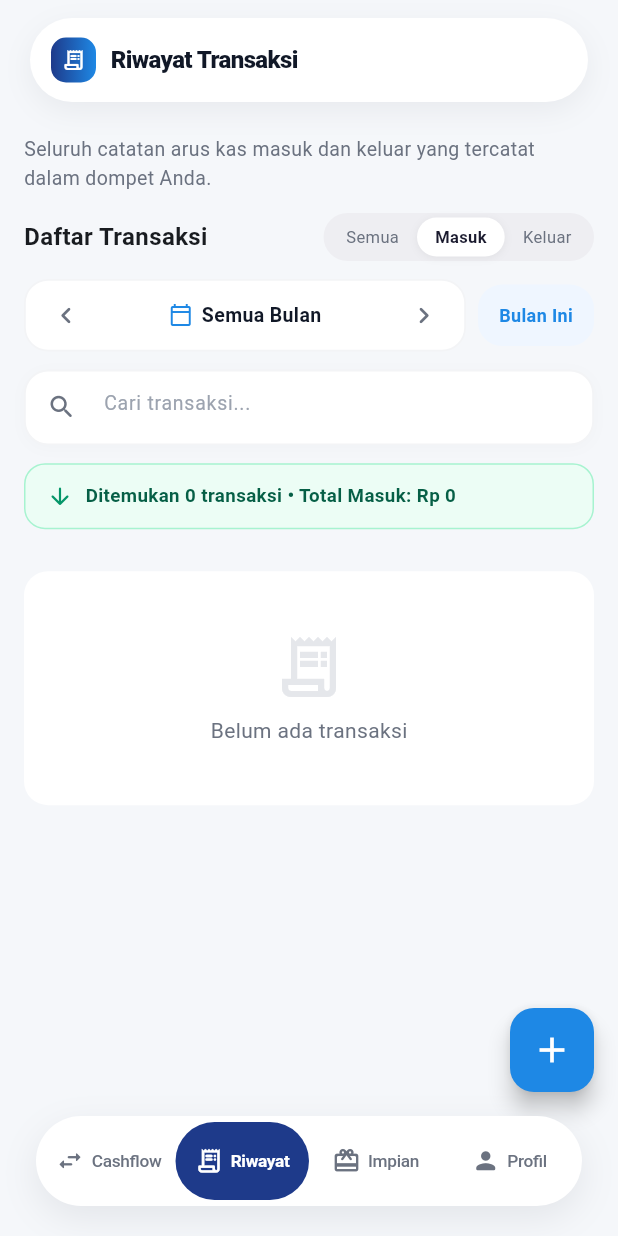
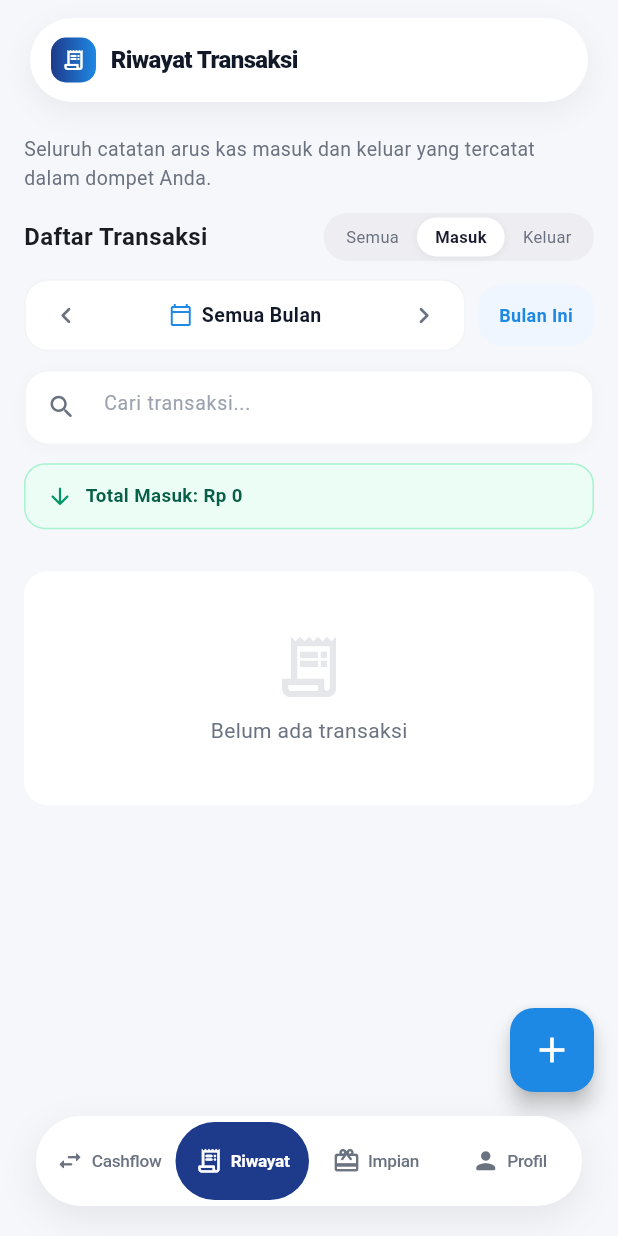
Before and after one commit to ardhikaxx/mysaku-app, a Flutter app: the HistoryScreen screen opened by its route, after a tap on "Masuk", on a phone screen of 412 x 824 dp. Run offline on Flutter 3.47's test engine with Material 3 defaults, Android fonts, the phone set to English and light mode, and no system bars; our stand-ins replace cloud_firestore, firebase_auth, firebase_core, flutter_riverpod, go_router, google_sign_in and 1 more; accounts and stored records are empty; network calls fail.

Commit message:
style: hapus teks jumlah transaksi pada banner ringkasan di halaman riwayat agar lebih ringkas

```diff
--- a/lib/presentation/history/widgets/history_transaction_list.dart
+++ b/lib/presentation/history/widgets/history_transaction_list.dart
@@ -440,11 +440,11 @@ class _HistoryTransactionListState
     }
 
     if (filter == 'expense') {
-      return 'Ditemukan ${list.length} transaksi • Total Keluar: ${exp.toIDR}';
+      return 'Total Keluar: ${exp.toIDR}';
     } else if (filter == 'income') {
-      return 'Ditemukan ${list.length} transaksi • Total Masuk: ${inc.toIDR}';
+      return 'Total Masuk: ${inc.toIDR}';
     } else {
-      return 'Ditemukan ${list.length} transaksi • Masuk: ${inc.toCompactIDR} • Keluar: ${exp.toCompactIDR}';
+      return 'Masuk: ${inc.toCompactIDR} • Keluar: ${exp.toCompactIDR}';
     }
   }
 
```
